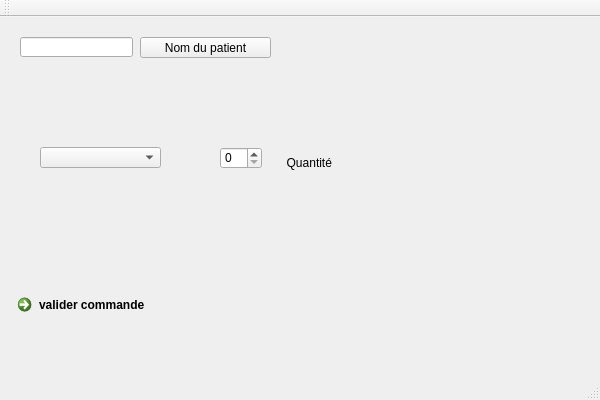
Before: the Qt Designer form pharmacien/pharmacien/pharmacien.ui in leabernard/projetBTS, drawn with Qt 5.
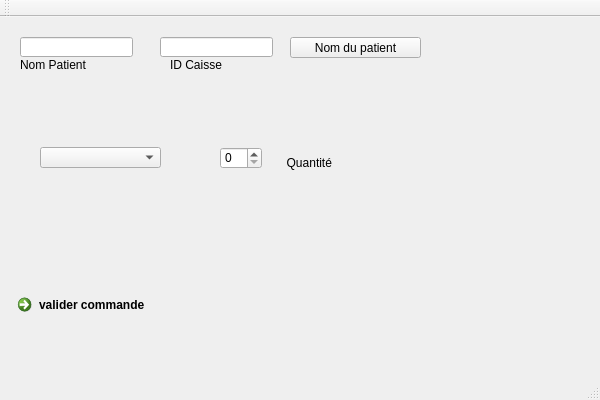
After: the same form once the commit is applied. Icons and pictures are not drawn.

```diff
--- a/pharmacien/pharmacien/pharmacien.ui
+++ b/pharmacien/pharmacien/pharmacien.ui
@@ -105,7 +105,7 @@
    <widget class="QPushButton" name="boutonPatient">
     <property name="geometry">
      <rect>
-      <x>140</x>
+      <x>290</x>
       <y>20</y>
       <width>131</width>
       <height>21</height>
@@ -128,6 +128,42 @@
      <string/>
     </property>
    </widget>
+   <widget class="QLineEdit" name="lineEditIDCaisse">
+    <property name="geometry">
+     <rect>
+      <x>160</x>
+      <y>20</y>
+      <width>113</width>
+      <height>20</height>
+     </rect>
+    </property>
+   </widget>
+   <widget class="QLabel" name="label_2">
+    <property name="geometry">
+     <rect>
+      <x>20</x>
+      <y>40</y>
+      <width>71</width>
+      <height>16</height>
+     </rect>
+    </property>
+    <property name="text">
+     <string>Nom Patient</string>
+    </property>
+   </widget>
+   <widget class="QLabel" name="label_3">
+    <property name="geometry">
+     <rect>
+      <x>170</x>
+      <y>40</y>
+      <width>71</width>
+      <height>16</height>
+     </rect>
+    </property>
+    <property name="text">
+     <string>ID Caisse</string>
+    </property>
+   </widget>
   </widget>
   <widget class="QMenuBar" name="menuBar">
    <property name="geometry">
```
